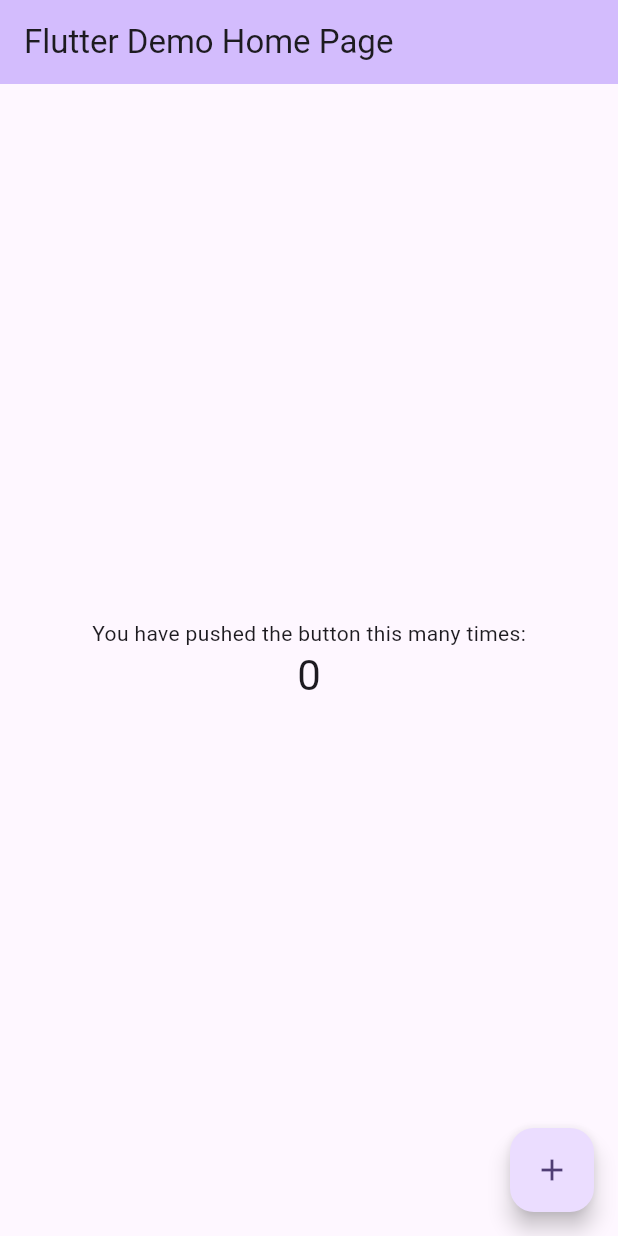
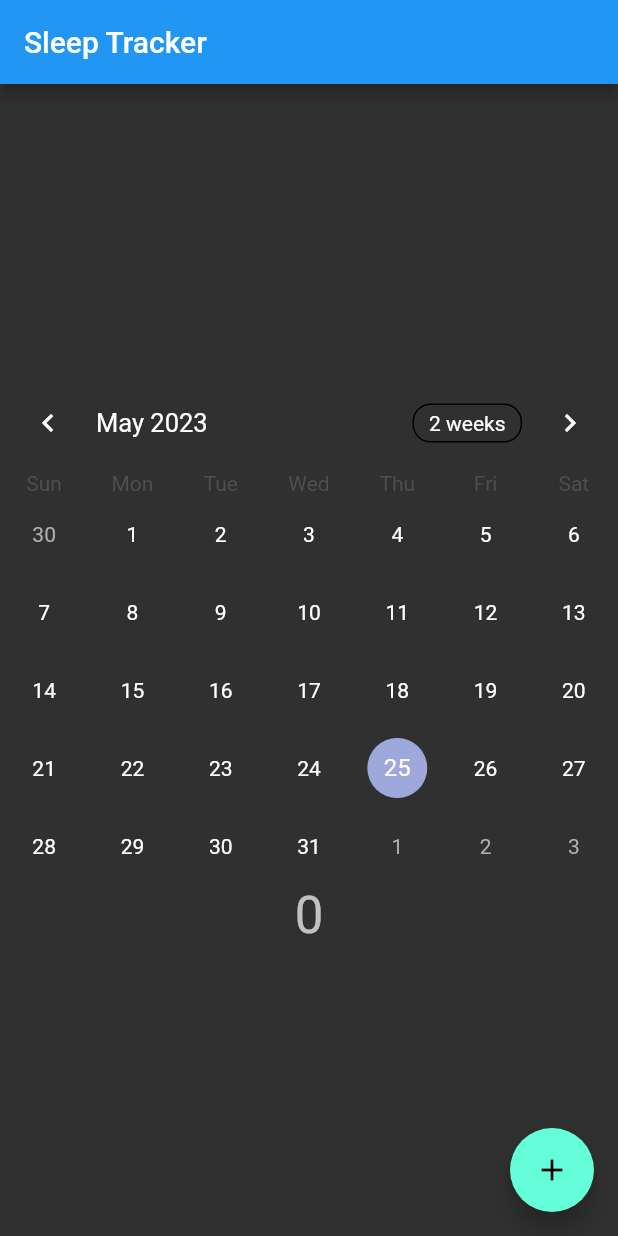
Before and after one commit to CoreyBabs/sleep_tracker_ui, a Flutter app: the screen it shows after launch, on a phone screen of 412 x 824 dp. Run offline on Flutter 3.47's test engine with Material 2 defaults, Android fonts, the phone set to English and light mode, and no system bars; drawn by our look-alikes of table_calendar.

```diff
--- a/lib/main.dart
+++ b/lib/main.dart
@@ -1,4 +1,5 @@
 import 'package:flutter/material.dart';
+import 'package:table_calendar/table_calendar.dart';
 
 void main() {
   runApp(const MyApp());
@@ -11,27 +12,10 @@ class MyApp extends StatelessWidget {
   @override
   Widget build(BuildContext context) {
     return MaterialApp(
-      title: 'Flutter Demo',
-      theme: ThemeData(
-        // This is the theme of your application.
-        //
-        // TRY THIS: Try running your application with "flutter run". You'll see
-        // the application has a blue toolbar. Then, without quitting the app,
-        // try changing the seedColor in the colorScheme below to Colors.green
-        // and then invoke "hot reload" (save your changes or press the "hot
-        // reload" button in a Flutter-supported IDE, or press "r" if you used
-        // the command line to start the app).
-        //
-        // Notice that the counter didn't reset back to zero; the application
-        // state is not lost during the reload. To reset the state, use hot
-        // restart instead.
-        //
-        // This works for code too, not just values: Most code changes can be
-        // tested with just a hot reload.
-        colorScheme: ColorScheme.fromSeed(seedColor: Colors.deepPurple),
-        useMaterial3: true,
-      ),
-      home: const MyHomePage(title: 'Flutter Demo Home Page'),
+      title: 'Sleep Tracker',
+      theme: ThemeData.dark(),
+      themeMode: ThemeMode.dark,
+      home: const MyHomePage(title: 'Sleep Tracker'),
     );
   }
 }
@@ -54,8 +38,12 @@ class MyHomePage extends StatefulWidget {
   State<MyHomePage> createState() => _MyHomePageState();
 }
 
+// https://github.com/aleksanderwozniak/table_calendar/blob/master/example/lib/pages/basics_example.dart
 class _MyHomePageState extends State<MyHomePage> {
   int _counter = 0;
+  CalendarFormat calendarFormat = CalendarFormat.month;
+  DateTime? selectedDay;
+  DateTime focusedDay = DateTime.now();
 
   void _incrementCounter() {
     setState(() {
@@ -70,6 +58,8 @@ class _MyHomePageState extends State<MyHomePage> {
 
   @override
   Widget build(BuildContext context) {
+    DateTime firstDay = DateTime(DateTime.now().year, 1, 1);
+    DateTime lastDay = DateTime(DateTime.now().year, DateTime.now().month + 7, 0);
     // This method is rerun every time setState is called, for instance as done
     // by the _incrementCounter method above.
     //
@@ -81,10 +71,11 @@ class _MyHomePageState extends State<MyHomePage> {
         // TRY THIS: Try changing the color here to a specific color (to
         // Colors.amber, perhaps?) and trigger a hot reload to see the AppBar
         // change color while the other colors stay the same.
-        backgroundColor: Theme.of(context).colorScheme.inversePrimary,
+        backgroundColor: Theme.of(context).colorScheme.primary,
         // Here we take the value from the MyHomePage object that was created by
         // the App.build method, and use it to set our appbar title.
-        title: Text(widget.title),
+        title: Text(widget.title,
+        style: TextStyle(color: Theme.of(context).colorScheme.inversePrimary)),
       ),
       body: Center(
         // Center is a layout widget. It takes a single child and positions it
@@ -105,9 +96,42 @@ class _MyHomePageState extends State<MyHomePage> {
           // wireframe for each widget.
           mainAxisAlignment: MainAxisAlignment.center,
           children: <Widget>[
-            const Text(
-              'You have pushed the button this many times:',
-            ),
+            TableCalendar (
+              firstDay: firstDay,
+              lastDay: lastDay,
+              currentDay: DateTime.now(),
+              focusedDay: focusedDay,
+              calendarFormat: calendarFormat,
+              weekendDays: const [],
+              selectedDayPredicate: (day) {
+              // Use `selectedDayPredicate` to determine which day is currently selected.
+              // If this returns true, then `day` will be marked as selected.
+
+              // Using `isSameDay` is recommended to disregard
+              // the time-part of compared DateTime objects.
+              return isSameDay(selectedDay, day);
+            },
+            onDaySelected: (newSelectedDay, newFocusedDay) {
+              if (!isSameDay(selectedDay, newSelectedDay)) {
+                // Call `setState()` when updating the selected day
+                setState(() {
+                  selectedDay = newSelectedDay;
+                  focusedDay = newFocusedDay;
+                });
+              }
+            },
+            onFormatChanged: (format) {
+              if (calendarFormat != format) {
+                // Call `setState()` when updating calendar format
+                setState(() {
+                  calendarFormat = format;
+                });
+              }
+            },
+            onPageChanged: (newFocusedDay) {
+              // No need to call `setState()` here
+              focusedDay = newFocusedDay;
+            },),
             Text(
               '$_counter',
               style: Theme.of(context).textTheme.headlineMedium,
--- a/pubspec.yaml
+++ b/pubspec.yaml
@@ -35,6 +35,7 @@ dependencies:
   # The following adds the Cupertino Icons font to your application.
   # Use with the CupertinoIcons class for iOS style icons.
   cupertino_icons: ^1.0.2
+  table_calendar: ^3.0.9
 
 dev_dependencies:
   flutter_test:
```
Also changed, not shown: pubspec.lock.
